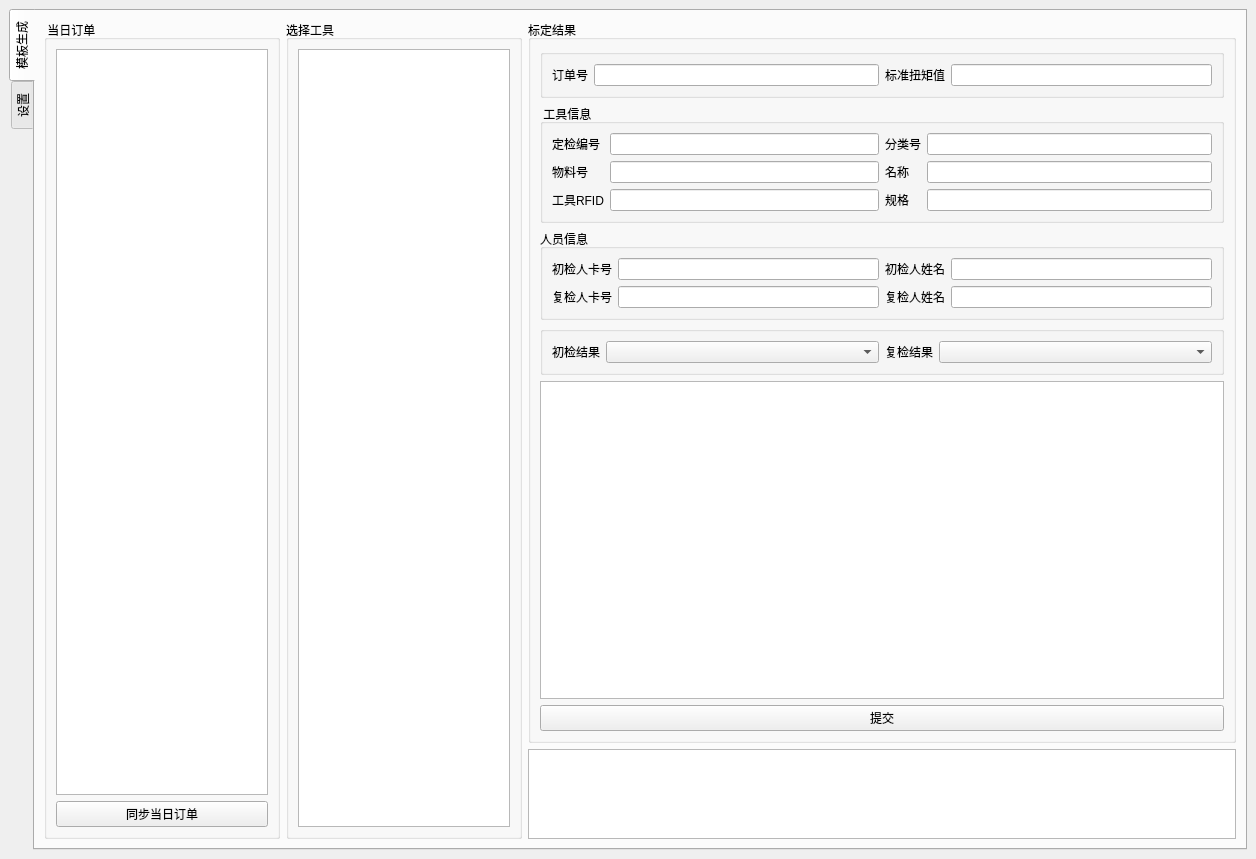
First picture: the form in ui/toolkit.ui, repository masami10/ts013_toolkits, before the edit.
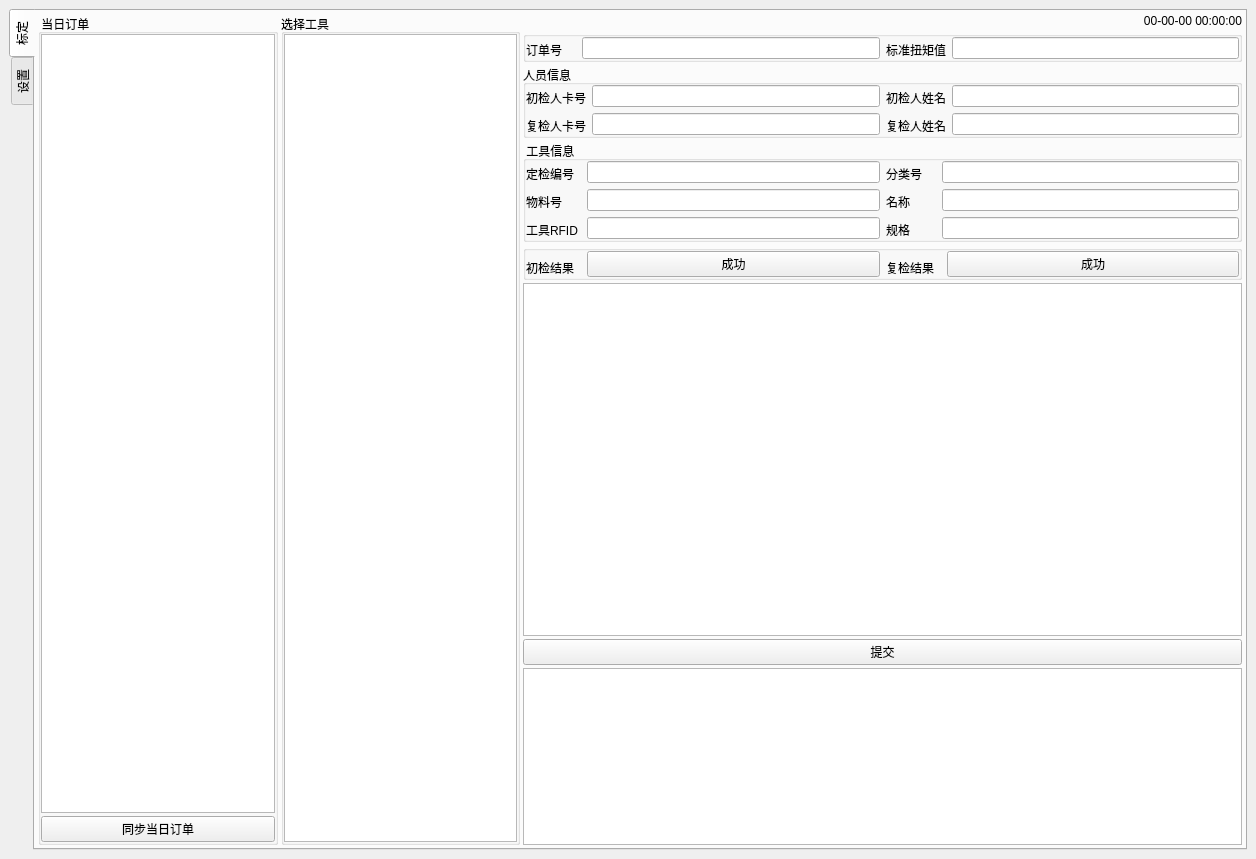
Second picture: the form after the edit.

Commit message: [FEAT](ui): 优化标定界面样式

```diff
--- a/ui/toolkit.ui
+++ b/ui/toolkit.ui
@@ -26,6 +26,9 @@
       <property name="tabPosition">
        <enum>QTabWidget::West</enum>
       </property>
+      <property name="tabShape">
+       <enum>QTabWidget::Rounded</enum>
+      </property>
       <property name="currentIndex">
        <number>0</number>
       </property>
@@ -37,9 +40,24 @@
       </property>
       <widget class="QWidget" name="operation_tab">
        <attribute name="title">
-        <string>模板生成</string>
+        <string>标定</string>
        </attribute>
        <layout class="QHBoxLayout" name="horizontalLayout_17">
+        <property name="spacing">
+         <number>3</number>
+        </property>
+        <property name="leftMargin">
+         <number>3</number>
+        </property>
+        <property name="topMargin">
+         <number>3</number>
+        </property>
+        <property name="rightMargin">
+         <number>3</number>
+        </property>
+        <property name="bottomMargin">
+         <number>3</number>
+        </property>
         <item>
          <layout class="QHBoxLayout" name="horizontalLayout_8" stretch="1,1,3">
           <property name="sizeConstraint">
@@ -47,6 +65,9 @@
           </property>
           <item>
            <layout class="QVBoxLayout" name="left3">
+            <property name="spacing">
+             <number>3</number>
+            </property>
             <property name="sizeConstraint">
              <enum>QLayout::SetFixedSize</enum>
             </property>
@@ -56,6 +77,21 @@
                <string> 当日订单</string>
               </property>
               <layout class="QVBoxLayout" name="verticalLayout_5">
+               <property name="spacing">
+                <number>3</number>
+               </property>
+               <property name="leftMargin">
+                <number>0</number>
+               </property>
+               <property name="topMargin">
+                <number>0</number>
+               </property>
+               <property name="rightMargin">
+                <number>0</number>
+               </property>
+               <property name="bottomMargin">
+                <number>0</number>
+               </property>
                <item>
                 <widget class="QTableWidget" name="tableWidget"/>
                </item>
@@ -76,6 +112,9 @@
           </item>
           <item>
            <layout class="QVBoxLayout" name="Left_2" stretch="0">
+            <property name="spacing">
+             <number>3</number>
+            </property>
             <property name="sizeConstraint">
              <enum>QLayout::SetFixedSize</enum>
             </property>
@@ -85,6 +124,21 @@
                <string>选择工具</string>
               </property>
               <layout class="QVBoxLayout" name="verticalLayout_7">
+               <property name="spacing">
+                <number>3</number>
+               </property>
+               <property name="leftMargin">
+                <number>0</number>
+               </property>
+               <property name="topMargin">
+                <number>0</number>
+               </property>
+               <property name="rightMargin">
+                <number>0</number>
+               </property>
+               <property name="bottomMargin">
+                <number>0</number>
+               </property>
                <item>
                 <widget class="QTableWidget" name="tableWidget_2"/>
                </item>
@@ -94,19 +148,26 @@
            </layout>
           </item>
           <item>
-           <layout class="QVBoxLayout" name="Right_2" stretch="8,1">
-            <item>
-             <layout class="QHBoxLayout" name="horizontalLayout_13" stretch="1">
-              <item>
-               <layout class="QVBoxLayout" name="verticalLayout_3">
-                <item>
-                 <widget class="QGroupBox" name="groupBox_2">
-                  <property name="title">
-                   <string>标定结果</string>
-                  </property>
-                  <layout class="QVBoxLayout" name="verticalLayout_10">
+           <layout class="QVBoxLayout" name="Right_2" stretch="0,0,0,0,0,2,0,1">
+            <property name="spacing">
+             <number>3</number>
+            </property>
                    <item>
-                    <layout class="QVBoxLayout" name="verticalLayout_8">
+             <widget class="QLabel" name="timeLabel">
+              <property name="styleSheet">
+               <string notr="true">font: 20pt &quot;Arial&quot;;</string>
+              </property>
+              <property name="text">
+               <string>00-00-00 00:00:00</string>
+              </property>
+              <property name="scaledContents">
+               <bool>false</bool>
+              </property>
+              <property name="alignment">
+               <set>Qt::AlignRight|Qt::AlignTrailing|Qt::AlignVCenter</set>
+              </property>
+             </widget>
+            </item>
                      <item>
                       <widget class="QGroupBox" name="groupBox_4">
                        <property name="title">
@@ -116,12 +177,27 @@
                         <bool>true</bool>
                        </property>
                        <layout class="QHBoxLayout" name="horizontalLayout_7">
+               <property name="leftMargin">
+                <number>0</number>
+               </property>
+               <property name="topMargin">
+                <number>0</number>
+               </property>
+               <property name="rightMargin">
+                <number>0</number>
+               </property>
+               <property name="bottomMargin">
+                <number>0</number>
+               </property>
                         <item>
                          <layout class="QFormLayout" name="formLayout_3">
                           <item row="0" column="0">
                            <widget class="QLabel" name="OrderCodeLabel">
                             <property name="text">
-                             <string>订单号</string>
+                    <string>订单号    </string>
+                   </property>
+                   <property name="alignment">
+                    <set>Qt::AlignBottom|Qt::AlignLeading|Qt::AlignLeft</set>
                             </property>
                            </widget>
                           </item>
@@ -137,6 +213,9 @@
                             <property name="text">
                              <string>标准扭矩值</string>
                             </property>
+                   <property name="alignment">
+                    <set>Qt::AlignBottom|Qt::AlignLeading|Qt::AlignLeft</set>
+                   </property>
                            </widget>
                           </item>
                           <item row="0" column="1">
@@ -147,6 +226,96 @@
                        </layout>
                       </widget>
                      </item>
+            <item>
+             <widget class="QGroupBox" name="groupBox_6">
+              <property name="title">
+               <string>人员信息</string>
+              </property>
+              <property name="flat">
+               <bool>true</bool>
+              </property>
+              <layout class="QHBoxLayout" name="horizontalLayout_10">
+               <property name="leftMargin">
+                <number>0</number>
+               </property>
+               <property name="topMargin">
+                <number>0</number>
+               </property>
+               <property name="rightMargin">
+                <number>0</number>
+               </property>
+               <property name="bottomMargin">
+                <number>0</number>
+               </property>
+               <item>
+                <layout class="QFormLayout" name="formLayout_6">
+                 <property name="fieldGrowthPolicy">
+                  <enum>QFormLayout::ExpandingFieldsGrow</enum>
+                 </property>
+                 <item row="0" column="0">
+                  <widget class="QLabel" name="FirstCheckCardLabel">
+                   <property name="text">
+                    <string>初检人卡号</string>
+                   </property>
+                   <property name="alignment">
+                    <set>Qt::AlignBottom|Qt::AlignLeading|Qt::AlignLeft</set>
+                   </property>
+                  </widget>
+                 </item>
+                 <item row="0" column="1">
+                  <widget class="QLineEdit" name="FirstCheckCardEdit"/>
+                 </item>
+                 <item row="1" column="0">
+                  <widget class="QLabel" name="RecheckCardLabel">
+                   <property name="text">
+                    <string>复检人卡号</string>
+                   </property>
+                   <property name="scaledContents">
+                    <bool>false</bool>
+                   </property>
+                   <property name="alignment">
+                    <set>Qt::AlignBottom|Qt::AlignLeading|Qt::AlignLeft</set>
+                   </property>
+                  </widget>
+                 </item>
+                 <item row="1" column="1">
+                  <widget class="QLineEdit" name="RecheckCardEdit"/>
+                 </item>
+                </layout>
+               </item>
+               <item>
+                <layout class="QFormLayout" name="formLayout_7">
+                 <item row="0" column="0">
+                  <widget class="QLabel" name="FirstCheckNameLabel">
+                   <property name="text">
+                    <string>初检人姓名</string>
+                   </property>
+                   <property name="alignment">
+                    <set>Qt::AlignBottom|Qt::AlignLeading|Qt::AlignLeft</set>
+                   </property>
+                  </widget>
+                 </item>
+                 <item row="0" column="1">
+                  <widget class="QLineEdit" name="FirstCheckNameEdit"/>
+                 </item>
+                 <item row="1" column="0">
+                  <widget class="QLabel" name="RecheckNameLabel">
+                   <property name="text">
+                    <string>复检人姓名</string>
+                   </property>
+                   <property name="alignment">
+                    <set>Qt::AlignBottom|Qt::AlignLeading|Qt::AlignLeft</set>
+                   </property>
+                  </widget>
+                 </item>
+                 <item row="1" column="1">
+                  <widget class="QLineEdit" name="RecheckNameEdit"/>
+                 </item>
+                </layout>
+               </item>
+              </layout>
+             </widget>
+            </item>
                      <item>
                       <widget class="QGroupBox" name="groupBox_5">
                        <property name="title">
@@ -156,12 +325,30 @@
                         <bool>true</bool>
                        </property>
                        <layout class="QHBoxLayout" name="horizontalLayout_9">
+               <property name="leftMargin">
+                <number>0</number>
+               </property>
+               <property name="topMargin">
+                <number>0</number>
+               </property>
+               <property name="rightMargin">
+                <number>0</number>
+               </property>
+               <property name="bottomMargin">
+                <number>0</number>
+               </property>
                         <item>
                          <layout class="QFormLayout" name="formLayout_5">
+                 <property name="fieldGrowthPolicy">
+                  <enum>QFormLayout::ExpandingFieldsGrow</enum>
+                 </property>
                           <item row="0" column="0">
                            <widget class="QLabel" name="InspectionCodeLabel">
                             <property name="text">
-                             <string>定检编号</string>
+                    <string>定检编号  </string>
+                   </property>
+                   <property name="alignment">
+                    <set>Qt::AlignBottom|Qt::AlignLeading|Qt::AlignLeft</set>
                             </property>
                            </widget>
                           </item>
@@ -173,6 +360,9 @@
                             <property name="text">
                              <string>物料号</string>
                             </property>
+                   <property name="alignment">
+                    <set>Qt::AlignBottom|Qt::AlignLeading|Qt::AlignLeft</set>
+                   </property>
                            </widget>
                           </item>
                           <item row="1" column="1">
@@ -183,6 +373,9 @@
                             <property name="text">
                              <string>工具RFID</string>
                             </property>
+                   <property name="alignment">
+                    <set>Qt::AlignBottom|Qt::AlignLeading|Qt::AlignLeft</set>
+                   </property>
                            </widget>
                           </item>
                           <item row="2" column="1">
@@ -195,7 +388,10 @@
                           <item row="0" column="0">
                            <widget class="QLabel" name="ClassificationCodeLabel">
                             <property name="text">
-                             <string>分类号</string>
+                    <string>分类号    </string>
+                   </property>
+                   <property name="alignment">
+                    <set>Qt::AlignBottom|Qt::AlignLeading|Qt::AlignLeft</set>
                             </property>
                            </widget>
                           </item>
@@ -207,6 +403,9 @@
                             <property name="text">
                              <string>名称</string>
                             </property>
+                   <property name="alignment">
+                    <set>Qt::AlignBottom|Qt::AlignLeading|Qt::AlignLeft</set>
+                   </property>
                            </widget>
                           </item>
                           <item row="1" column="1">
@@ -217,6 +416,9 @@
                             <property name="text">
                              <string>规格</string>
                             </property>
+                   <property name="alignment">
+                    <set>Qt::AlignBottom|Qt::AlignLeading|Qt::AlignLeft</set>
+                   </property>
                            </widget>
                           </item>
                           <item row="2" column="1">
@@ -227,66 +429,6 @@
                        </layout>
                       </widget>
                      </item>
-                     <item>
-                      <widget class="QGroupBox" name="groupBox_6">
-                       <property name="title">
-                        <string>人员信息</string>
-                       </property>
-                       <property name="flat">
-                        <bool>true</bool>
-                       </property>
-                       <layout class="QHBoxLayout" name="horizontalLayout_10">
-                        <item>
-                         <layout class="QFormLayout" name="formLayout_6">
-                          <item row="0" column="0">
-                           <widget class="QLabel" name="FirstCheckCardLabel">
-                            <property name="text">
-                             <string>初检人卡号</string>
-                            </property>
-                           </widget>
-                          </item>
-                          <item row="0" column="1">
-                           <widget class="QLineEdit" name="FirstCheckCardEdit"/>
-                          </item>
-                          <item row="1" column="0">
-                           <widget class="QLabel" name="RecheckCardLabel">
-                            <property name="text">
-                             <string>复检人卡号</string>
-                            </property>
-                           </widget>
-                          </item>
-                          <item row="1" column="1">
-                           <widget class="QLineEdit" name="RecheckCardEdit"/>
-                          </item>
-                         </layout>
-                        </item>
-                        <item>
-                         <layout class="QFormLayout" name="formLayout_7">
-                          <item row="0" column="0">
-                           <widget class="QLabel" name="FirstCheckNameLabel">
-                            <property name="text">
-                             <string>初检人姓名</string>
-                            </property>
-                           </widget>
-                          </item>
-                          <item row="0" column="1">
-                           <widget class="QLineEdit" name="FirstCheckNameEdit"/>
-                          </item>
-                          <item row="1" column="0">
-                           <widget class="QLabel" name="RecheckNameLabel">
-                            <property name="text">
-                             <string>复检人姓名</string>
-                            </property>
-                           </widget>
-                          </item>
-                          <item row="1" column="1">
-                           <widget class="QLineEdit" name="RecheckNameEdit"/>
-                          </item>
-                         </layout>
-                        </item>
-                       </layout>
-                      </widget>
-                     </item>
                      <item>
                       <widget class="QGroupBox" name="groupBox_7">
                        <property name="title">
@@ -296,17 +438,36 @@
                         <bool>true</bool>
                        </property>
                        <layout class="QHBoxLayout" name="horizontalLayout_11">
+               <property name="leftMargin">
+                <number>0</number>
+               </property>
+               <property name="topMargin">
+                <number>0</number>
+               </property>
+               <property name="rightMargin">
+                <number>0</number>
+               </property>
+               <property name="bottomMargin">
+                <number>0</number>
+               </property>
                         <item>
                          <layout class="QFormLayout" name="formLayout_8">
                           <item row="0" column="0">
                            <widget class="QLabel" name="FirstCheckResultLabel">
                             <property name="text">
-                             <string>初检结果</string>
+                    <string>初检结果  </string>
+                   </property>
+                   <property name="alignment">
+                    <set>Qt::AlignBottom|Qt::AlignLeading|Qt::AlignLeft</set>
                             </property>
                            </widget>
                           </item>
                           <item row="0" column="1">
-                           <widget class="QComboBox" name="FirstCheckResultCombo"/>
+                  <widget class="QPushButton" name="FirstCheckResultButton">
+                   <property name="text">
+                    <string>成功</string>
+                   </property>
+                  </widget>
                           </item>
                          </layout>
                         </item>
@@ -315,12 +476,19 @@
                           <item row="0" column="0">
                            <widget class="QLabel" name="RecheckResultLabel">
                             <property name="text">
-                             <string>复检结果</string>
+                    <string>复检结果  </string>
+                   </property>
+                   <property name="alignment">
+                    <set>Qt::AlignBottom|Qt::AlignLeading|Qt::AlignLeft</set>
                             </property>
                            </widget>
                           </item>
                           <item row="0" column="1">
-                           <widget class="QComboBox" name="RecheckResultCombo"/>
+                  <widget class="QPushButton" name="RecheckResultButton">
+                   <property name="text">
+                    <string>成功</string>
+                   </property>
+                  </widget>
                           </item>
                          </layout>
                         </item>
@@ -330,21 +498,12 @@
                      <item>
                       <widget class="QTableWidget" name="tableWidget_3"/>
                      </item>
-                    </layout>
-                   </item>
                    <item>
                     <widget class="QPushButton" name="submit_btn">
                      <property name="text">
                       <string>提交</string>
                      </property>
                     </widget>
-                   </item>
-                  </layout>
-                 </widget>
-                </item>
-               </layout>
-              </item>
-             </layout>
             </item>
             <item>
              <widget class="QTextBrowser" name="textLog_2">
```
Lines whose indentation alone changed are shown as unchanged. The commit also changes 4 other files.
